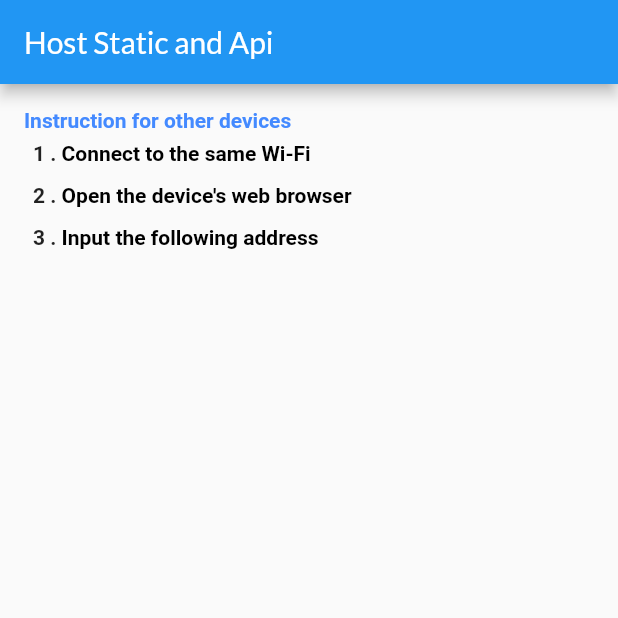
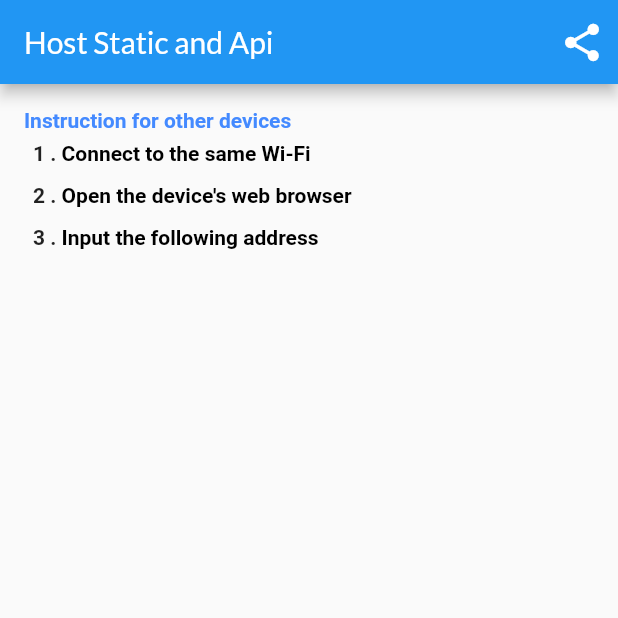
Before and after one commit to lavahasif/shareapks, a Flutter app: the screen it shows after launch, swiped to page 2, on a phone screen of 412 x 824 dp, the top half of it. Run offline on Flutter 3.47's test engine with Material 2 defaults, Android fonts, the phone set to English and light mode, and no system bars; our stand-ins replace google_fonts, qr_flutter, shelf, shelf_static; missing offline and left inert: android_ip, shelf_router.

Commit message:
simple share added

```diff
--- a/example/lib/main.dart
+++ b/example/lib/main.dart
@@ -2,6 +2,7 @@ import 'package:flutter/foundation.dart';
 import 'package:flutter/material.dart';
 import 'package:google_fonts/google_fonts.dart';
 import 'package:shareapks/shareapk.dart';
+import 'package:shareapks/shareapks.dart';
 
 void main() async {
   WidgetsFlutterBinding.ensureInitialized();
@@ -73,6 +74,7 @@ class MyHomePage extends StatefulWidget {
 
 class _MyHomePageState extends State<MyHomePage> {
   int _counter = 0;
+  var _sharestate = Icons.share;
 
   void _incrementCounter() {
     setState(() {
@@ -85,6 +87,33 @@ class _MyHomePageState extends State<MyHomePage> {
     // Shareapks.platformVersion;
     return Scaffold(
       appBar: AppBar(
+        actions: [
+          Container(
+              height: 48,
+              width: 48,
+              child: IconButton(
+                icon: Icon(
+                  _sharestate,
+                  size: 30,
+                ),
+                color: Colors.white,
+                onPressed: () async {
+                  await Shareapks.onShared!.listen((event) {
+                    if (event == "Finished") {
+                      setState(() {
+                        _sharestate = Icons.share;
+                      });
+
+                    } else {
+                      setState(() {
+                        _sharestate = Icons.watch;
+                      });
+
+                    }
+                  });
+                },
+              )),
+        ],
         title: Text(widget.title),
       ),
       body: Padding(
```
Also changed, not shown: lib/shareapks.dart (+7 -0 lines), lib/util/webserver.dart (+14 -1 lines).
